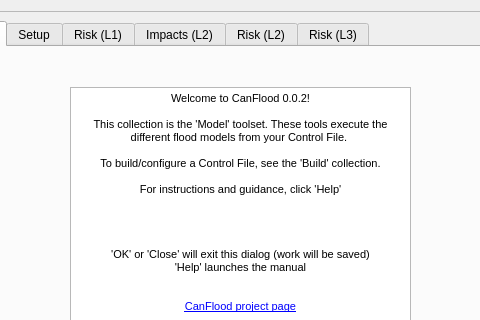
Old version of the form canflood_inprep/ProjectModelling/ProjectModellingDialog_Base.ui in the repository NRCan/CanFlood; both pictures show x 93 to 573 and y 0 to 320 of the 703 by 900 pixel window.
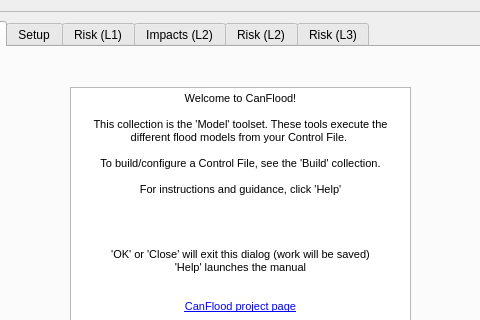
New version of the form.

The edit to the form file:
```diff
--- a/canflood_inprep/ProjectModelling/ProjectModellingDialog_Base.ui
+++ b/canflood_inprep/ProjectModelling/ProjectModellingDialog_Base.ui
@@ -85,7 +85,7 @@
 &lt;html&gt;&lt;head&gt;&lt;meta name=&quot;qrichtext&quot; content=&quot;1&quot; /&gt;&lt;style type=&quot;text/css&quot;&gt;
 p, li { white-space: pre-wrap; }
 &lt;/style&gt;&lt;/head&gt;&lt;body style=&quot; font-family:'MS Shell Dlg 2'; font-size:8.25pt; font-weight:400; font-style:normal;&quot;&gt;
-&lt;p align=&quot;center&quot; style=&quot; margin-top:0px; margin-bottom:0px; margin-left:0px; margin-right:0px; -qt-block-indent:0; text-indent:0px;&quot;&gt;&lt;span style=&quot; font-size:8pt;&quot;&gt;Welcome to CanFlood 0.0.2!&lt;/span&gt;&lt;/p&gt;
+&lt;p align=&quot;center&quot; style=&quot; margin-top:0px; margin-bottom:0px; margin-left:0px; margin-right:0px; -qt-block-indent:0; text-indent:0px;&quot;&gt;&lt;span style=&quot; font-size:8pt;&quot;&gt;Welcome to CanFlood!&lt;/span&gt;&lt;/p&gt;
 &lt;p align=&quot;center&quot; style=&quot;-qt-paragraph-type:empty; margin-top:0px; margin-bottom:0px; margin-left:0px; margin-right:0px; -qt-block-indent:0; text-indent:0px; font-size:8pt;&quot;&gt;&lt;br /&gt;&lt;/p&gt;
 &lt;p align=&quot;center&quot; style=&quot; margin-top:0px; margin-bottom:0px; margin-left:0px; margin-right:0px; -qt-block-indent:0; text-indent:0px;&quot;&gt;&lt;span style=&quot; font-size:8pt;&quot;&gt;This collection is the 'Model' toolset. These tools execute the different flood models from your Control File. &lt;/span&gt;&lt;/p&gt;
 &lt;p align=&quot;center&quot; style=&quot;-qt-paragraph-type:empty; margin-top:0px; margin-bottom:0px; margin-left:0px; margin-right:0px; -qt-block-indent:0; text-indent:0px; font-size:8pt;&quot;&gt;&lt;br /&gt;&lt;/p&gt;
```
Left out of the diff: 2 changed lines with no effect on the pictures.
